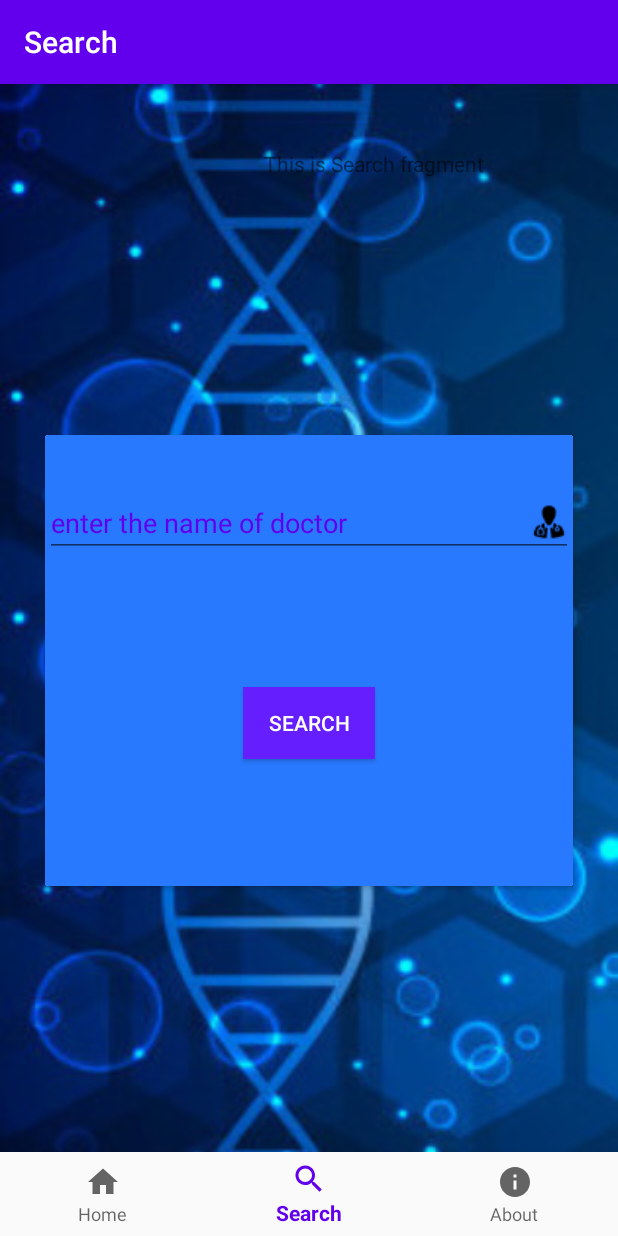
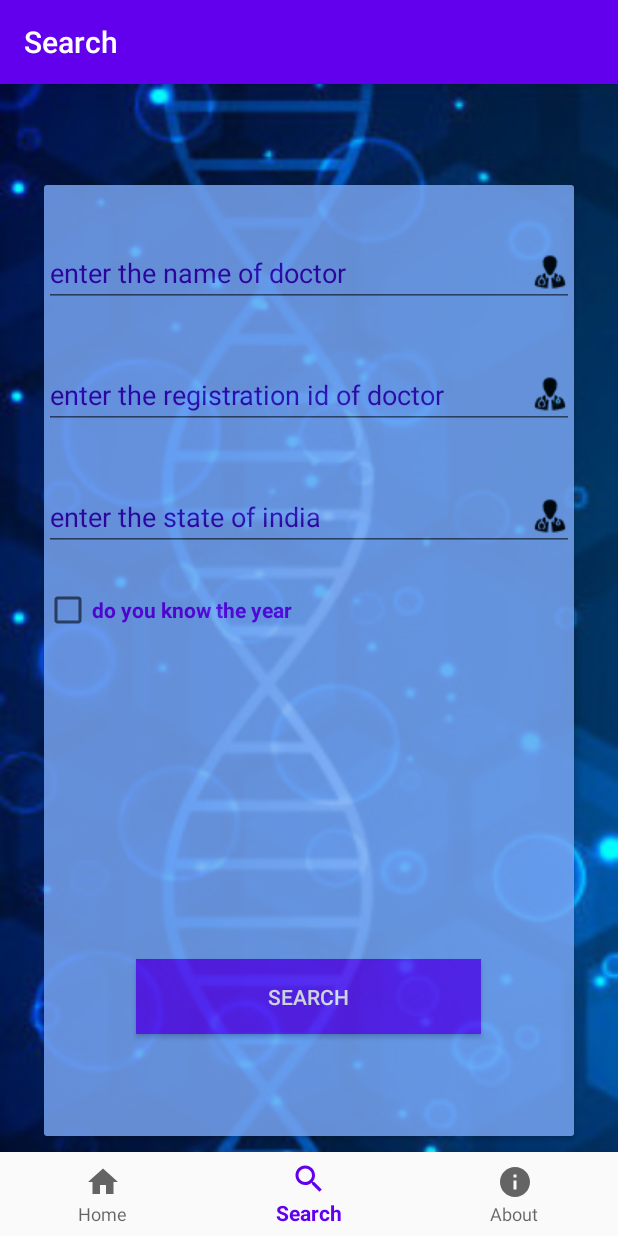
Before and after one commit to anfaas1618/Doctor-authenticator-app, an Android app: the SearchFragment screen opened through its navigation route, on a phone screen of 412 x 824 dp. Run offline under Robolectric (Android 15) with nearby library versions, the phone set to English and light mode, and no system bars; our stand-ins replace navigation-ui.

Commit message:
state enum error

```diff
--- a/app/build.gradle
+++ b/app/build.gradle
@@ -45,6 +45,8 @@ dependencies {
     androidTestImplementation 'androidx.test.espresso:espresso-core:3.2.0'
     implementation 'com.android.support:cardview-v7:28.0.0'
     implementation 'com.android.support:multidex:1.0.3'
+    compile 'org.jsoup:jsoup:1.13.1'
+    compile group: 'org.apache.commons', name: 'commons-text', version: '1.8'
 
 
 }
--- a/app/src/main/java/com/anfaas/doctorauthenticator/MainActivity.java
+++ b/app/src/main/java/com/anfaas/doctorauthenticator/MainActivity.java
@@ -1,10 +1,11 @@
 package com.anfaas.doctorauthenticator;
 
 import android.os.Bundle;
+import android.view.Window;
+import android.view.WindowManager;
 
 import com.google.android.material.bottomnavigation.BottomNavigationView;
-import com.rocketmail.vaishnavanil.hackcovit.clientlib.ClientQueryBuilder;
-import com.rocketmail.vaishnavanil.hackcovit.server.QueryBuilder;
+import com.anfaas.doctorauthenticator.clientlib.ClientQueryBuilder;
 
 import androidx.appcompat.app.AppCompatActivity;
 import androidx.navigation.NavController;
@@ -17,6 +18,9 @@ public class MainActivity extends AppCompatActivity {
     @Override
     protected void onCreate(Bundle savedInstanceState) {
         super.onCreate(savedInstanceState);
+        requestWindowFeature(Window.FEATURE_NO_TITLE);
+        getWindow().setFlags(WindowManager.LayoutParams.FLAG_FULLSCREEN,
+                WindowManager.LayoutParams.FLAG_FULLSCREEN);
         setContentView(R.layout.activity_main);
         BottomNavigationView navView = findViewById(R.id.nav_view);
         // Passing each menu ID as a set of Ids because each
@@ -27,8 +31,9 @@ public class MainActivity extends AppCompatActivity {
         NavController navController = Navigation.findNavController(this, R.id.nav_host_fragment);
         NavigationUI.setupActionBarWithNavController(this, navController, appBarConfiguration);
         NavigationUI.setupWithNavController(navView, navController);
-        ClientQueryBuilder queryBuilder= new ClientQueryBuilder();
-        queryBuilder.fetchData("");
+
+
+
 
     }
 }
--- a/app/src/main/java/com/anfaas/doctorauthenticator/clientlib/ClientQueryBuilder.java
+++ b/app/src/main/java/com/anfaas/doctorauthenticator/clientlib/ClientQueryBuilder.java
@@ -1,6 +1,6 @@
 package com.anfaas.doctorauthenticator.clientlib;
 
-import com.rocketmail.vaishnavanil.hackcovit.enums.State;
+import com.anfaas.doctorauthenticator.enums.*;
 
 import org.json.JSONException;
 import org.json.JSONObject;
--- a/app/src/main/java/com/anfaas/doctorauthenticator/ui/home/HomeFragment.java
+++ b/app/src/main/java/com/anfaas/doctorauthenticator/ui/home/HomeFragment.java
@@ -23,13 +23,7 @@ public class HomeFragment extends Fragment {
         homeViewModel =
                 ViewModelProviders.of(this).get(HomeViewModel.class);
         View root = inflater.inflate(R.layout.fragment_home, container, false);
-        final TextView textView = root.findViewById(R.id.text_home);
-        homeViewModel.getText().observe(getViewLifecycleOwner(), new Observer<String>() {
-            @Override
-            public void onChanged(@Nullable String s) {
-                textView.setText(s);
-            }
-        });
+
         return root;
     }
 }
--- a/app/src/main/java/com/anfaas/doctorauthenticator/ui/searchFragment/SearchFragment.java
+++ b/app/src/main/java/com/anfaas/doctorauthenticator/ui/searchFragment/SearchFragment.java
@@ -1,10 +1,15 @@
 package com.anfaas.doctorauthenticator.ui.searchFragment;
 
 import android.os.Bundle;
+import android.util.Log;
 import android.view.LayoutInflater;
 import android.view.View;
 import android.view.ViewGroup;
 import android.widget.Button;
+import android.widget.CheckBox;
+import android.widget.CompoundButton;
+import android.widget.EditText;
+import android.widget.NumberPicker;
 import android.widget.TextView;
 
 import androidx.annotation.NonNull;
@@ -14,30 +19,81 @@ import androidx.lifecycle.Observer;
 import androidx.lifecycle.ViewModelProviders;
 
 import com.anfaas.doctorauthenticator.R;
+import com.anfaas.doctorauthenticator.clientlib.ClientQueryBuilder;
+
+import static androidx.constraintlayout.widget.Constraints.TAG;
 
 public class SearchFragment extends Fragment {
-
+EditText E_name,E_regId,E_state;
+int year;
+Button search_btn;
     private SearchViewModel searchViewModel;
+    public  Boolean isYearSelected=false;
 
     public View onCreateView(@NonNull LayoutInflater inflater,
                              ViewGroup container, Bundle savedInstanceState) {
         searchViewModel =
                 ViewModelProviders.of(this).get(SearchViewModel.class);
         View root = inflater.inflate(R.layout.fragment_search, container, false);
-        final TextView textView = root.findViewById(R.id.textView);
-        searchViewModel.getText().observe(getViewLifecycleOwner(), new Observer<String>() {
-            @Override
-            public void onChanged(@Nullable String s) {
-                textView.setText(s);
 
-            }
-        });
         return root;
     }
 
     @Override
     public void onViewCreated(@NonNull View view, @Nullable Bundle savedInstanceState) {
         super.onViewCreated(view, savedInstanceState);
+        NumberPicker picker= view.findViewById(R.id.numberPicker);
+         E_name=view.findViewById(R.id.edit_name);
+        E_regId=view.findViewById(R.id.edit_id);
+        E_state=view.findViewById(R.id.edit_state);
+        TextView yearText=view.findViewById(R.id.textView);
+        picker.setVisibility(View.INVISIBLE);
+        yearText.setVisibility(View.INVISIBLE);
+        CheckBox box= view.findViewById(R.id.checkBox);
+        search_btn=view.findViewById(R.id.searchbtn);
+        box.setOnCheckedChangeListener(new CompoundButton.OnCheckedChangeListener() {
+            @Override
+            public void onCheckedChanged(CompoundButton buttonView, boolean isChecked) {
+                Log.d("TAG", "onCheckedChanged: "+isChecked);
+                if (isChecked)
+                {
+                    picker.setVisibility(View.VISIBLE);
+                    yearText.setVisibility(View.VISIBLE);
+                    isYearSelected=true;
+                }
+                else
+                   {
+                       picker.setVisibility(View.INVISIBLE);
+                       yearText.setVisibility(View.INVISIBLE);
+                       isYearSelected=false;
+                   }
+            }
+        });
+        search_btn.setOnClickListener(new View.OnClickListener() {
+            @Override
+            public void onClick(View v) {
+                if (isYearSelected==true)
+                {//TODO vaishnav add here builder
+                    ClientQueryBuilder queryBuilder= new ClientQueryBuilder();
+                    queryBuilder.fetchData("www.host.com");
+                    String yearString = String.valueOf(year);
+                    queryBuilder.setRegYear(yearString);
 
+                    if (E_name.getText()!=null) queryBuilder.setDoctorName(E_name.getText().toString().trim());
+                    if (E_state.getText()!=null) queryBuilder.setState(E_state.getText().toString().trim());
+
+                }
+            }
+        });
+        picker.setMinValue(1970);
+        picker.setMaxValue(2050);
+        picker.setValue(1999);
+        picker.setOnValueChangedListener(new NumberPicker.OnValueChangeListener() {
+            @Override
+            public void onValueChange(NumberPicker numberPicker, int i, int i1) {
+                year = picker.getValue();
+                Log.d("picker value", year + "");
+            }
+        });
     }
 }
--- a/app/src/main/res/layout/fragment_search.xml
+++ b/app/src/main/res/layout/fragment_search.xml
@@ -10,18 +10,18 @@
 
     <androidx.cardview.widget.CardView
         android:id="@+id/cardView"
-        android:layout_width="352dp"
-        android:layout_height="0dp"
-        android:layout_marginBottom="233dp"
+        android:layout_width="353dp"
+        android:layout_height="634dp"
         app:layout_constraintBottom_toBottomOf="parent"
         app:layout_constraintEnd_toEndOf="parent"
         app:layout_constraintStart_toStartOf="parent"
-        app:layout_constraintTop_toBottomOf="@+id/textView">
+        android:alpha="0.8"
+        app:layout_constraintTop_toTopOf="parent">
 
         <androidx.constraintlayout.widget.ConstraintLayout
             android:layout_width="match_parent"
-            android:background="#2979FF"
-            android:layout_height="match_parent">
+            android:layout_height="match_parent"
+            android:background="#7DADFD">
 
 
             <LinearLayout
@@ -33,51 +33,91 @@
                 app:layout_constraintStart_toStartOf="parent"
                 app:layout_constraintTop_toTopOf="parent">
 
+                <EditText
+                    android:id="@+id/edit_name"
+                    android:layout_width="match_parent"
+                    android:layout_height="wrap_content"
+                    android:layout_marginTop="36dp"
+                    android:drawableEnd="@drawable/ic_docc"
+                    android:hint="enter the name of doctor"
+                    android:textColorHighlight="@color/colorPrimary"
+                    android:textColorHint="@color/colorPrimaryDark" />
+
+                <EditText
+                    android:id="@+id/edit_id"
+                    android:layout_width="match_parent"
+                    android:layout_height="wrap_content"
+                    android:layout_marginTop="36dp"
+                    android:drawableEnd="@drawable/ic_docc"
+                    android:hint="enter the registration id of doctor"
+                    android:textColorHighlight="@color/colorPrimary"
+                    android:textColorHint="@color/colorPrimaryDark" />
+                <EditText
+                    android:id="@+id/edit_state"
+                    android:layout_width="match_parent"
+                    android:layout_height="wrap_content"
+                    android:layout_marginTop="36dp"
+                    android:drawableEnd="@drawable/ic_docc"
+                    android:hint="enter the state of india"
+                    android:textColorHighlight="@color/colorPrimary"
+                    android:textColorHint="@color/colorPrimaryDark" />
+
             </LinearLayout>
 
-            <Button
-                android:id="@+id/button2"
+            <CheckBox
+                android:id="@+id/checkBox"
                 android:layout_width="wrap_content"
                 android:layout_height="wrap_content"
+                android:text="do you know the year"
+                android:textColor="@color/colorPrimary"
+                android:textStyle="bold"
+                app:layout_constraintBottom_toTopOf="@+id/textView"
+                app:layout_constraintStart_toStartOf="parent"
+                app:layout_constraintTop_toBottomOf="@+id/linearLayout" />
+
+            <NumberPicker
+                android:id="@+id/numberPicker"
+                android:layout_width="143dp"
+                android:layout_height="136dp"
+                android:layout_marginTop="56dp"
+                app:layout_constraintEnd_toEndOf="parent"
+                app:layout_constraintHorizontal_bias="0.443"
+                app:layout_constraintStart_toEndOf="@+id/textView"
+                app:layout_constraintTop_toBottomOf="@+id/linearLayout" />
+
+            <TextView
+                android:id="@+id/textView"
+                android:layout_width="wrap_content"
+                android:layout_height="wrap_content"
+                android:layout_marginStart="52dp"
+                android:layout_marginTop="68dp"
+                android:fontFamily="cursive"
+                android:text="year"
+                android:textColor="@color/colorPrimary"
+                android:textSize="60sp"
+                android:textStyle="bold"
+                app:layout_constraintBottom_toTopOf="@+id/searchbtn"
+                app:layout_constraintStart_toStartOf="parent"
+                app:layout_constraintTop_toBottomOf="@+id/linearLayout"
+                app:layout_constraintVertical_bias="0.085" />
+
+            <Button
+                android:id="@+id/searchbtn"
+                android:layout_width="230dp"
+                android:layout_height="50dp"
+                android:layout_marginBottom="68dp"
                 android:background="#651FFF"
                 android:text="@string/title_search"
                 android:textColor="#FFFFFF"
                 app:layout_constraintBottom_toBottomOf="parent"
                 app:layout_constraintEnd_toEndOf="parent"
-                app:layout_constraintStart_toStartOf="parent"
-                app:layout_constraintTop_toBottomOf="@+id/editText"
-                app:layout_constraintVertical_bias="0.507" />
-
-            <EditText
-                android:id="@+id/editText"
-                android:layout_width="match_parent"
-                android:layout_height="wrap_content"
-                android:layout_marginTop="36dp"
-                android:drawableEnd="@drawable/ic_docc"
-                android:hint="enter the name of doctor"
-                android:textColorHint="@color/colorPrimary"
-                android:textColorHighlight="@color/colorPrimary"
-                app:layout_constraintEnd_toEndOf="parent"
-                app:layout_constraintHorizontal_bias="0.0"
-                app:layout_constraintStart_toStartOf="parent"
-                app:layout_constraintTop_toBottomOf="@+id/linearLayout" />
+                app:layout_constraintHorizontal_bias="0.495"
+                app:layout_constraintStart_toStartOf="parent" />
 
 
         </androidx.constraintlayout.widget.ConstraintLayout>
 
     </androidx.cardview.widget.CardView>
 
-    <TextView
-        android:id="@+id/textView"
-        android:layout_width="wrap_content"
-        android:layout_height="wrap_content"
-        android:layout_marginStart="176dp"
-        android:layout_marginTop="43dp"
-        android:layout_marginBottom="171dp"
-        android:text="TextView"
-        app:layout_constraintBottom_toTopOf="@+id/cardView"
-        app:layout_constraintStart_toStartOf="parent"
-        app:layout_constraintTop_toTopOf="parent" />
-
 
 </androidx.constraintlayout.widget.ConstraintLayout>
```
Also changed, not shown: app/src/main/res/layout/fragment_home.xml (+38 -9 lines).
